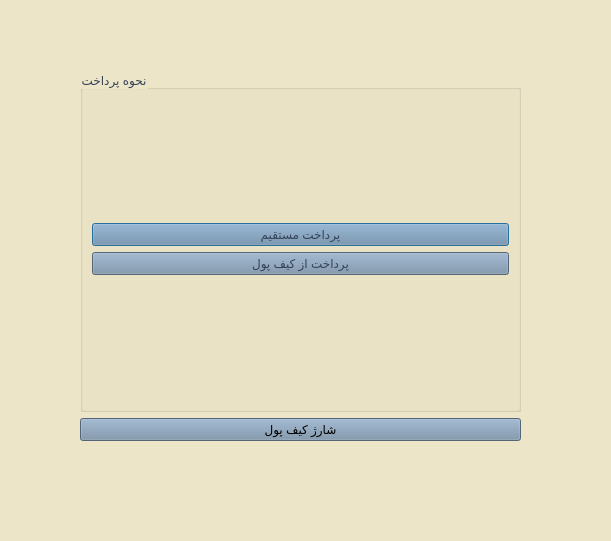
Before: the Qt Designer form Project_Ap/choosepay.ui in AP-projects-4001/metagoofill, drawn with Qt 5.
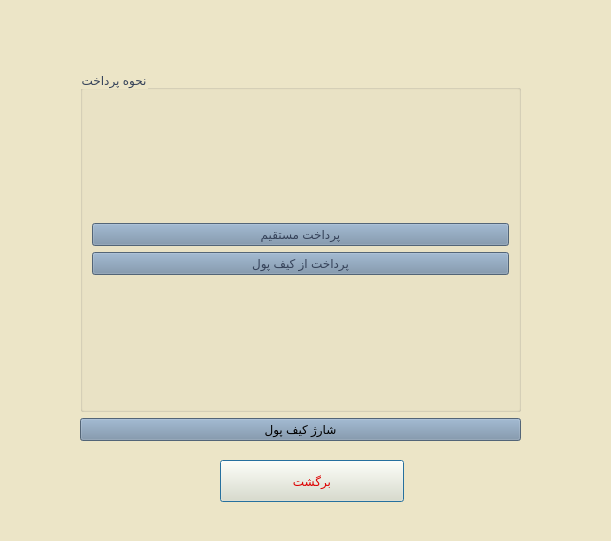
After: the same form once the commit is applied.

What changed in the file:
```diff
--- a/Project_Ap/choosepay.ui
+++ b/Project_Ap/choosepay.ui
@@ -17,6 +17,23 @@
    <string notr="true">background-color: rgb(236, 229, 199);
 </string>
   </property>
+  <widget class="QPushButton" name="pushButton_refuse">
+   <property name="geometry">
+    <rect>
+     <x>220</x>
+     <y>460</y>
+     <width>184</width>
+     <height>42</height>
+    </rect>
+   </property>
+   <property name="styleSheet">
+    <string notr="true">color: rgb(221, 0, 0);
+font: 16pt &quot;MS Shell Dlg 2&quot;;</string>
+   </property>
+   <property name="text">
+    <string>برگشت</string>
+   </property>
+  </widget>
   <widget class="QWidget" name="">
    <property name="geometry">
     <rect>
```
